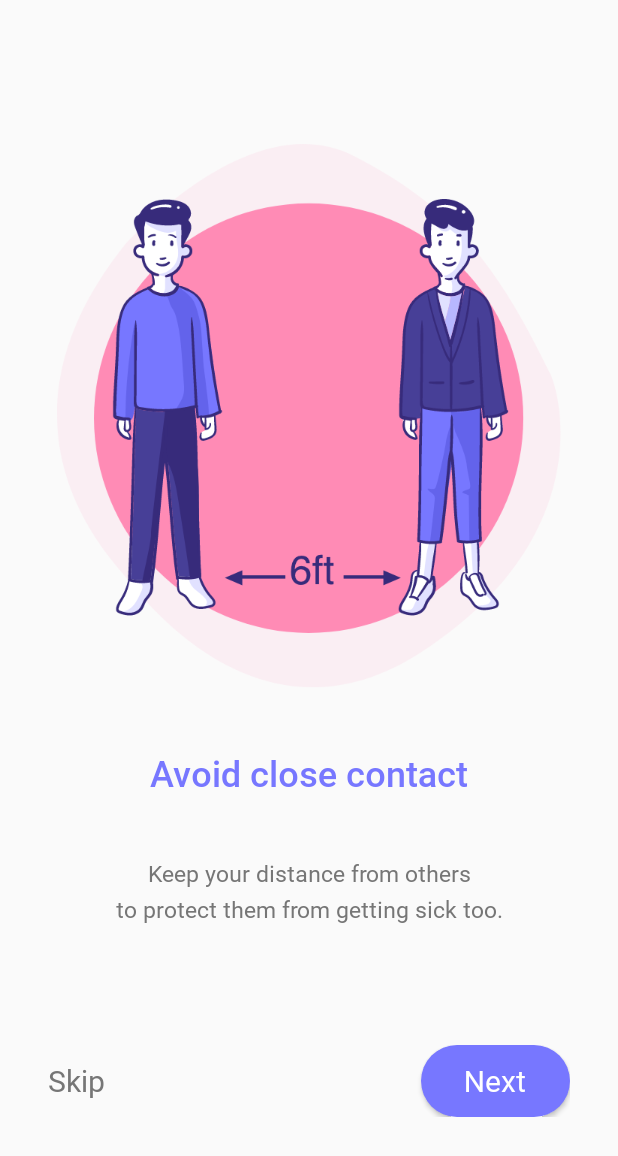
After one commit to xanmolx/Corapp, an Android app: the fragment Onboard_1_Fragment shown on its own in the app's theme, on a phone screen of 412 x 824 dp. The commit adds this screen. Shown: the top 1156 px of the screen. Run offline under Robolectric (Android 15) with nearby library versions, the phone set to English and light mode, and no system bars.

Commit message:
Added Onboard 1 Fragment

```diff
--- a/app/build.gradle
+++ b/app/build.gradle
@@ -30,6 +30,7 @@ dependencies {
     implementation 'androidx.core:core-ktx:1.1.0'
     implementation 'androidx.appcompat:appcompat:1.1.0'
     implementation 'androidx.constraintlayout:constraintlayout:1.1.3'
+    implementation 'androidx.legacy:legacy-support-v4:1.0.0'
     testImplementation 'junit:junit:4.12'
     androidTestImplementation 'androidx.test.ext:junit:1.1.1'
     androidTestImplementation 'androidx.test.espresso:espresso-core:3.2.0'
--- /dev/null
+++ b/app/src/main/java/com/corap/onboard/Onboard_1_Fragment.kt
@@ -0,0 +1,24 @@
+package com.corap.onboard
+
+import android.os.Bundle
+import androidx.fragment.app.Fragment
+import android.view.LayoutInflater
+import android.view.View
+import android.view.ViewGroup
+import com.corap.R
+
+/**
+ * A simple [Fragment] subclass.
+ * Use the [Onboard_1.newInstance] factory method to
+ * create an instance of this fragment.
+ */
+class Onboard_1_Fragment : Fragment() {
+
+    override fun onCreateView(
+        inflater: LayoutInflater, container: ViewGroup?,
+        savedInstanceState: Bundle?
+    ): View? {
+        return inflater.inflate(R.layout.onboard_1_fragment, container, false)
+    }
+
+}
--- /dev/null
+++ b/app/src/main/res/drawable/button_background_purple.xml
@@ -0,0 +1,5 @@
+<shape xmlns:android="http://schemas.android.com/apk/res/android"
+    android:shape="rectangle">
+    <solid android:color="@color/purple_main" />
+    <corners android:radius="29dp" />
+</shape>
--- /dev/null
+++ b/app/src/main/res/drawable/purple_progress.xml
@@ -0,0 +1,26 @@
+<?xml version="1.0" encoding="utf-8"?>
+<rotate xmlns:android="http://schemas.android.com/apk/res/android"
+    android:pivotX="50%"
+    android:pivotY="50%"
+    android:fromDegrees="0"
+    android:toDegrees="360">
+
+    <shape
+        android:shape="ring"
+        android:innerRadiusRatio="3"
+        android:thicknessRatio="14"
+        android:useLevel="false">
+
+        <size
+            android:width="76dip"
+            android:height="76dip" />
+
+        <gradient
+            android:type="sweep"
+            android:useLevel="false"
+            android:endColor="@color/purple_main"
+            android:angle="0"/>
+
+    </shape>
+
+</rotate>
--- a/app/src/main/res/layout/activity_main.xml
+++ b/app/src/main/res/layout/activity_main.xml
@@ -17,6 +17,17 @@
         app:layout_constraintBottom_toTopOf="@id/app_text"
         android:src="@mipmap/virus_icon"/>
 
+    <ProgressBar
+        android:id="@+id/progress_bar"
+        app:layout_constraintStart_toStartOf="parent"
+        app:layout_constraintEnd_toEndOf="parent"
+        app:layout_constraintTop_toBottomOf="@id/app_text"
+        app:layout_constraintBottom_toBottomOf="parent"
+        android:indeterminateDrawable="@drawable/purple_progress"
+        android:layout_width="wrap_content"
+        android:layout_height="wrap_content">
+    </ProgressBar>
+
     <androidx.appcompat.widget.AppCompatTextView
         android:id="@+id/app_text"
         android:layout_width="wrap_content"
@@ -25,7 +36,7 @@
         app:layout_constraintStart_toStartOf="parent"
         app:layout_constraintEnd_toEndOf="parent"
         app:layout_constraintTop_toBottomOf="@+id/app_image"
-        app:layout_constraintBottom_toBottomOf="parent"
+        app:layout_constraintBottom_toTopOf="@id/progress_bar"
         android:text="@string/application_name"/>
 
 </androidx.constraintlayout.widget.ConstraintLayout>
--- /dev/null
+++ b/app/src/main/res/layout/onboard_1_fragment.xml
@@ -0,0 +1,82 @@
+<?xml version="1.0" encoding="utf-8"?>
+<androidx.constraintlayout.widget.ConstraintLayout xmlns:android="http://schemas.android.com/apk/res/android"
+    android:id="@+id/onboard_1_fragment_holder"
+    android:layout_width="match_parent"
+    android:layout_height="match_parent"
+    xmlns:app="http://schemas.android.com/apk/res-auto">
+
+    <androidx.appcompat.widget.AppCompatImageView
+        android:id="@+id/background_image"
+        android:layout_width="wrap_content"
+        android:layout_height="wrap_content"
+        android:src="@mipmap/onboard_1_background"
+        app:layout_constraintStart_toStartOf="parent"
+        app:layout_constraintEnd_toEndOf="parent"
+        android:layout_marginTop="96dp"
+        app:layout_constraintTop_toTopOf="parent"/>
+
+    <androidx.appcompat.widget.AppCompatImageView
+        android:id="@+id/foreground_image"
+        android:layout_width="wrap_content"
+        android:layout_height="wrap_content"
+        android:src="@mipmap/onboard_1_foreground"
+        app:layout_constraintStart_toStartOf="parent"
+        app:layout_constraintEnd_toEndOf="parent"
+        app:layout_constraintTop_toTopOf="@id/background_image"
+        app:layout_constraintBottom_toBottomOf="@id/background_image"/>
+
+    <androidx.appcompat.widget.AppCompatTextView
+        android:id="@+id/heading"
+        android:layout_width="wrap_content"
+        android:layout_height="wrap_content"
+        style="@style/purple_sub_heading"
+        app:layout_constraintTop_toBottomOf="@id/background_image"
+        app:layout_constraintStart_toStartOf="parent"
+        app:layout_constraintEnd_toEndOf="parent"
+        android:layout_marginTop="40dp"
+        android:text="Avoid close contact"/>
+
+    <androidx.appcompat.widget.AppCompatTextView
+        android:id="@+id/sub_heading"
+        android:layout_width="wrap_content"
+        android:layout_height="wrap_content"
+        style="@style/gray_body_regular"
+        app:layout_constraintTop_toBottomOf="@id/heading"
+        app:layout_constraintStart_toStartOf="parent"
+        app:layout_constraintEnd_toEndOf="parent"
+        android:textAlignment="center"
+        android:lineHeight="24dp"
+        android:layout_marginTop="40dp"
+        android:text="Keep your distance from others\nto protect them from getting sick too."/>
+
+    <RelativeLayout
+        android:layout_width="match_parent"
+        android:layout_height="wrap_content"
+        app:layout_constraintTop_toBottomOf="@id/sub_heading"
+        app:layout_constraintBottom_toBottomOf="parent"
+        app:layout_constraintStart_toStartOf="parent"
+        android:paddingHorizontal="32dp"
+        app:layout_constraintEnd_toEndOf="parent">
+
+        <TextView
+            android:layout_width="wrap_content"
+            android:layout_height="wrap_content"
+            android:text="Skip"
+            android:layout_alignParentStart="true"
+            android:layout_marginTop="10dp"
+            style="@style/gray_sub_heading"/>
+
+        <Button
+            android:layout_width="99dp"
+            android:layout_height="wrap_content"
+            android:background="@drawable/button_background_purple"
+            android:text="Next"
+            android:layout_alignParentEnd="true"
+            android:textAllCaps="false"
+            style="@style/white_sub_heading"/>
+
+    </RelativeLayout>
+
+
+
+</androidx.constraintlayout.widget.ConstraintLayout>
--- a/app/src/main/res/values/colors.xml
+++ b/app/src/main/res/values/colors.xml
@@ -4,4 +4,7 @@
     <color name="colorPrimaryDark">#3700B3</color>
     <color name="colorAccent">#03DAC5</color>
     <color name="purple_main">#7777FF</color>
+    <color name="black_body">#000000</color>
+    <color name="gray">#767676</color>
+    <color name="white">#FFFFFF</color>
 </resources>
--- a/app/src/main/res/values/strings.xml
+++ b/app/src/main/res/values/strings.xml
@@ -1,4 +1,6 @@
 <resources>
     <string name="app_name">corapp</string>
     <string name="application_name">Corapp</string>
+    <!-- TODO: Remove or change this placeholder text -->
+    <string name="hello_blank_fragment">Hello blank fragment</string>
 </resources>
--- a/app/src/main/res/values/styles.xml
+++ b/app/src/main/res/values/styles.xml
@@ -1,6 +1,6 @@
 <resources>
     <!-- Base application theme. -->
-    <style name="AppTheme" parent="Theme.AppCompat.Light.DarkActionBar">
+    <style name="AppTheme" parent="Theme.AppCompat.Light.NoActionBar">
         <!-- Customize your theme here. -->
         <item name="colorPrimary">@color/colorPrimary</item>
         <item name="colorPrimaryDark">@color/colorPrimaryDark</item>
@@ -13,4 +13,40 @@
         <item name="android:textSize">43sp</item>
     </style>
 
+    <style name="purple_sub_heading">
+        <item name="android:textColor">@color/purple_main</item>
+        <item name="fontFamily">@font/roboto_medium</item>
+        <item name="android:textSize">24sp</item>
+    </style>
+
+    <style name="black_body_regular">
+        <item name="android:textColor">@color/black_body</item>
+        <item name="fontFamily">@font/roboto_regular</item>
+        <item name="android:textSize">15sp</item>
+    </style>
+
+    <style name="black_sub_heading">
+        <item name="android:textColor">@color/black_body</item>
+        <item name="fontFamily">@font/roboto_medium</item>
+        <item name="android:textSize">20sp</item>
+    </style>
+
+    <style name="gray_sub_heading">
+        <item name="android:textColor">@color/gray</item>
+        <item name="fontFamily">@font/roboto_regular</item>
+        <item name="android:textSize">20sp</item>
+    </style>
+
+    <style name="gray_body_regular">
+        <item name="android:textColor">@color/gray</item>
+        <item name="fontFamily">@font/roboto_regular</item>
+        <item name="android:textSize">15sp</item>
+    </style>
+
+    <style name="white_sub_heading">
+        <item name="android:textColor">@color/white</item>
+        <item name="fontFamily">@font/roboto_regular</item>
+        <item name="android:textSize">20sp</item>
+    </style>
+
 </resources>
```
Also changed, not shown: app/src/main/java/com/corap/MainActivity.kt (+7 -0 lines), app/src/main/res/mipmap-xhdpi/onboard_1_background.png (added), app/src/main/res/mipmap-xhdpi/onboard_1_foreground.png (added).
